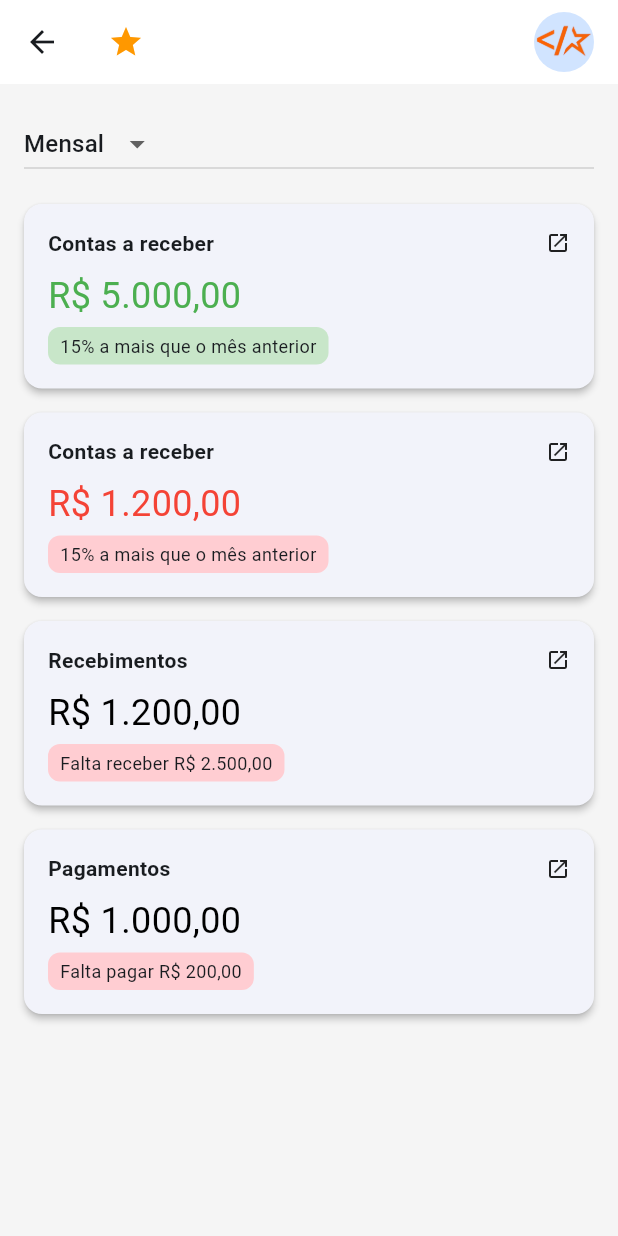
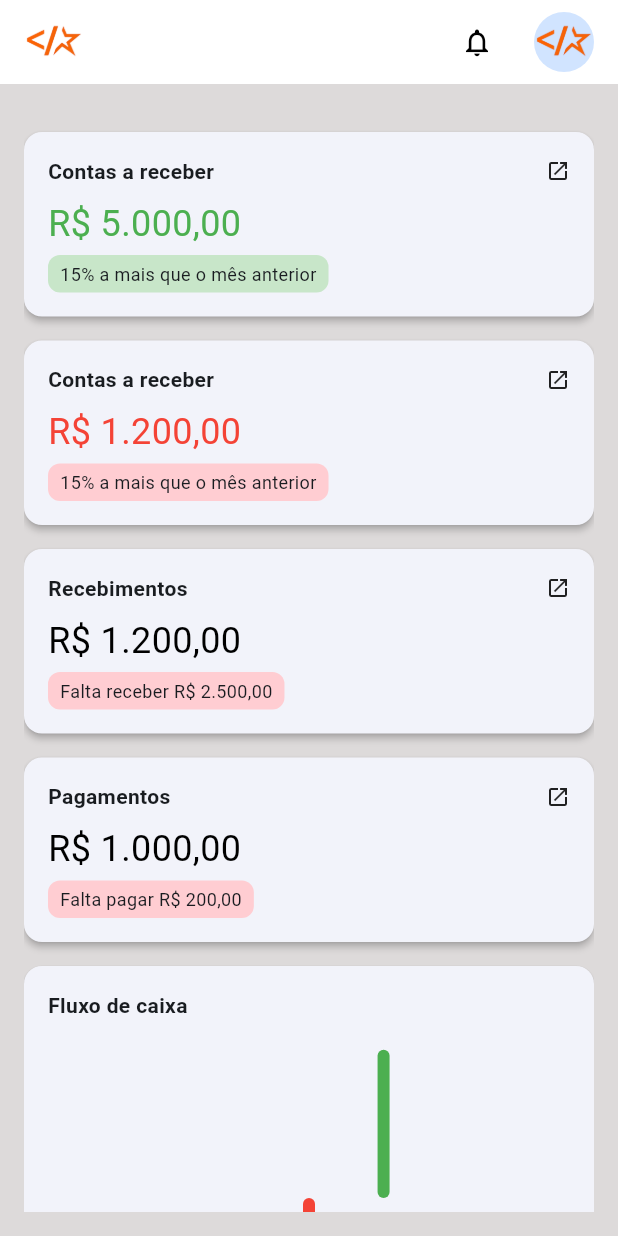
Before and after one commit to joaoartur1/App-StarCode, a Flutter app: the DashboardPage screen opened directly, on a phone screen of 412 x 824 dp. Run offline on Flutter 3.47's test engine with Material 3 defaults, Android fonts, the phone set to English and light mode, and no system bars; drawn by our look-alikes of fl_chart; network calls fail.

Commit message:
Dashboard

```diff
--- a/lib/dashboard_page.dart
+++ b/lib/dashboard_page.dart
@@ -1,4 +1,5 @@
 import 'package:flutter/material.dart';
+import 'package:fl_chart/fl_chart.dart';
 
 class DashboardPage extends StatelessWidget {
   const DashboardPage({super.key});
@@ -7,33 +8,46 @@ class DashboardPage extends StatelessWidget {
   Widget build(BuildContext context) {
     return Scaffold(
       appBar: AppBar(
+        leading: Padding(
+          padding: const EdgeInsets.only(left: 16),
+          child: Image.asset(
+            'assets/images/starcode-logo-removebg-preview.png',
+            height: 32,
+          ),
+        ),
         title: Row(
           children: [
-            Icon(Icons.star, color: Colors.orange),
             Spacer(),
+            IconButton(
+              iconSize: 22,
+              icon: Icon(Icons.notifications_none, color: Colors.black),
+              onPressed: () {
+                ScaffoldMessenger.of(context).showSnackBar(
+                  SnackBar(
+                    content: Text('Voce não tem novas notificações.'),
+                    duration: Duration(seconds: 2),
+                  ),
+                );
+              },
+            ),
+
+            SizedBox(width: 14),
             CircleAvatar(
               backgroundImage: AssetImage(
                 'assets/images/starcode-logo-removebg-preview.png',
-              ), // Substitua com imagem real
+              ),
             ),
           ],
         ),
         backgroundColor: Colors.white,
         elevation: 0,
       ),
-      backgroundColor: Color(0xFFF5F5F5),
+
+      backgroundColor: Color.fromARGB(244, 219, 216, 216),
       body: Padding(
         padding: const EdgeInsets.all(16.0),
         child: ListView(
           children: [
-            DropdownButton<String>(
-              value: "Mensal",
-              items:
-                  ["Mensal", "Semanal", "Anual"]
-                      .map((e) => DropdownMenuItem(value: e, child: Text(e)))
-                      .toList(),
-              onChanged: (_) {},
-            ),
             SizedBox(height: 16),
             _buildCard(
               title: "Contas a receber",
@@ -63,6 +77,7 @@ class DashboardPage extends StatelessWidget {
               amountColor: Colors.black,
               subtitleColor: Colors.red[100]!,
             ),
+            _buildCashFlowChart(),
           ],
         ),
       ),
@@ -107,4 +122,98 @@ class DashboardPage extends StatelessWidget {
       ),
     );
   }
+
+  Widget _buildCashFlowChart() {
+    return Card(
+      margin: const EdgeInsets.only(bottom: 16),
+      child: Padding(
+        padding: const EdgeInsets.all(16),
+        child: Column(
+          crossAxisAlignment: CrossAxisAlignment.start,
+          children: [
+            Text(
+              "Fluxo de caixa",
+              style: TextStyle(fontWeight: FontWeight.bold),
+            ),
+            SizedBox(
+              height: 200,
+              child: BarChart(
+                BarChartData(
+                  alignment: BarChartAlignment.spaceAround,
+                  maxY: 6000,
+                  minY: -3000,
+                  titlesData: FlTitlesData(
+                    bottomTitles: AxisTitles(
+                      sideTitles: SideTitles(
+                        showTitles: true,
+                        getTitlesWidget: (value, _) {
+                          const months = [
+                            'Jan',
+                            'Fev',
+                            'Mar',
+                            'Abr',
+                            'Mai',
+                            'Jun',
+                            'Jul',
+                          ];
+                          if (value.toInt() >= 0 &&
+                              value.toInt() < months.length) {
+                            return Text(months[value.toInt()]);
+                          }
+                          return Text('');
+                        },
+                      ),
+                    ),
+                    leftTitles: AxisTitles(
+                      sideTitles: SideTitles(showTitles: false),
+                    ),
+                    rightTitles: AxisTitles(
+                      sideTitles: SideTitles(showTitles: false),
+                    ),
+                    topTitles: AxisTitles(
+                      sideTitles: SideTitles(showTitles: false),
+                    ),
+                  ),
+                  gridData: FlGridData(show: false),
+                  borderData: FlBorderData(show: false),
+                  barGroups: [
+                    BarChartGroupData(
+                      x: 0,
+                      barRods: [BarChartRodData(toY: 0, color: Colors.grey)],
+                    ),
+                    BarChartGroupData(
+                      x: 1,
+                      barRods: [BarChartRodData(toY: 0, color: Colors.grey)],
+                    ),
+                    BarChartGroupData(
+                      x: 2,
+                      barRods: [BarChartRodData(toY: 0, color: Colors.grey)],
+                    ),
+                    BarChartGroupData(
+                      x: 3,
+                      barRods: [BarChartRodData(toY: -2000, color: Colors.red)],
+                    ),
+                    BarChartGroupData(
+                      x: 4,
+                      barRods: [
+                        BarChartRodData(toY: 5000, color: Colors.green),
+                      ],
+                    ),
+                    BarChartGroupData(
+                      x: 5,
+                      barRods: [BarChartRodData(toY: 0, color: Colors.grey)],
+                    ),
+                    BarChartGroupData(
+                      x: 6,
+                      barRods: [BarChartRodData(toY: 0, color: Colors.grey)],
+                    ),
+                  ],
+                ),
+              ),
+            ),
+          ],
+        ),
+      ),
+    );
+  }
 }
--- a/lib/main.dart
+++ b/lib/main.dart
@@ -1,6 +1,7 @@
 // ignore: unused_import
 import 'package:app_erpp/login_page.dart';
 import 'package:flutter/material.dart';
+
 
 void main() {
   runApp(const MyApp());
--- a/pubspec.yaml
+++ b/pubspec.yaml
@@ -31,9 +31,11 @@ dependencies:
   flutter:
     sdk: flutter
 
+
   # The following adds the Cupertino Icons font to your application.
   # Use with the CupertinoIcons class for iOS style icons.
   cupertino_icons: ^1.0.8
+  fl_chart: ^0.71.0
 
 dev_dependencies:
   flutter_test:
```
Also changed, not shown: pubspec.lock.
